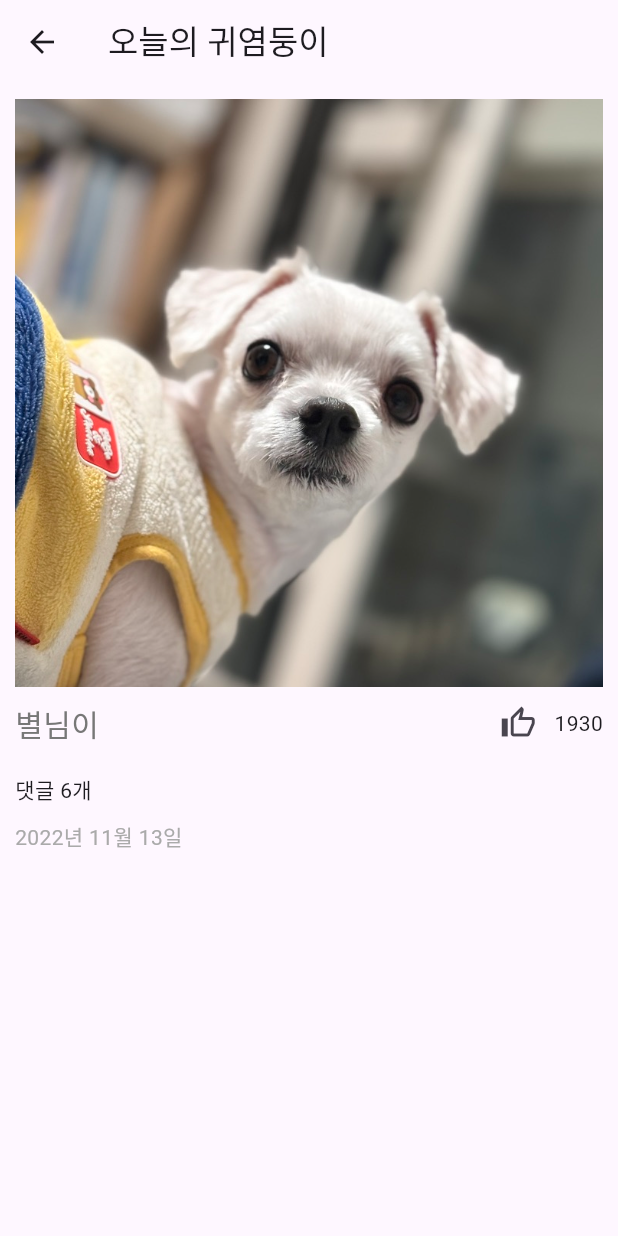
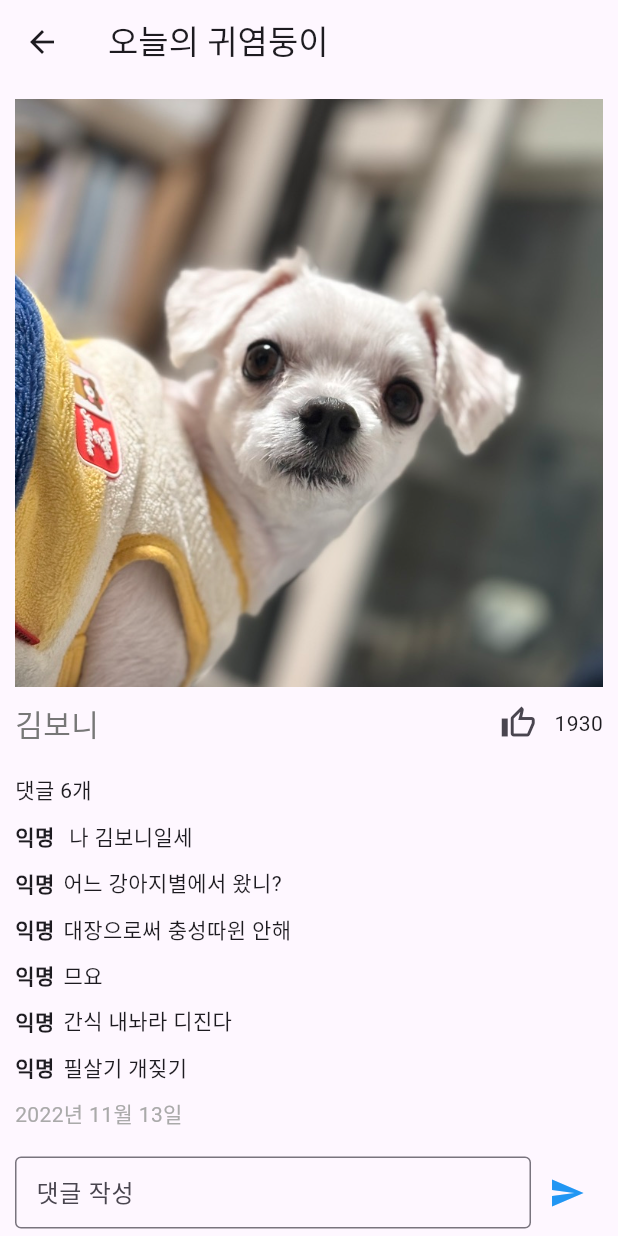
Before and after one commit to ohsang14/daily_cats_app, a Flutter app: the DetailScreen screen opened directly with sample values from the repository, on a phone screen of 412 x 824 dp. Run offline on Flutter 3.47's test engine with Material 3 defaults, Android fonts, the phone set to English and light mode, and no system bars.

Commit message:
1월 27일
댓글 리스트 나오기, 댓글 작성 폼 제작

```diff
--- a/lib/screens/detail_screen.dart
+++ b/lib/screens/detail_screen.dart
@@ -2,7 +2,14 @@ import 'package:flutter/material.dart';
 
 import '../models/cat.dart';
 
-final List<String> replies = [];
+final List<String> replies = [
+  " 나 김보니일세",
+  "어느 강아지별에서 왔니?",
+  "대장으로써 충성따윈 안해",
+  "므요",
+  "간식 내놔라 디진다",
+  "필살기 개짖기",
+];
 
 class DetailScreen extends StatefulWidget {
   const DetailScreen({
@@ -23,11 +30,14 @@ class _DetailScreenState extends State<DetailScreen> {
         title: Text(widget.cat.title),
       ),
       body: SafeArea(
-        child: ListView(
+        child: Stack(
+          children: [
+            ListView(
               padding: const EdgeInsets.only(
                 top: 10.0,
                 left: 10.0,
                 right: 10.0,
+                bottom: 60.0,
               ),
               physics: const ClampingScrollPhysics(),
               children: [
@@ -68,7 +78,7 @@ class _DetailScreenState extends State<DetailScreen> {
                 ),
                 const SizedBox(height: 10.0),
                 Text(
-              "댓글 ${widget.cat.replyCount}개",
+                  "댓글 ${replies.length}개",
                 ),
                 ...List.generate(
                   replies.length,
@@ -85,9 +95,7 @@ class _DetailScreenState extends State<DetailScreen> {
                         const Padding(
                           padding: EdgeInsets.symmetric(horizontal: 3.0),
                         ),
-                    Text(
-                      replies[index],
-                    ),
+                        Text(replies[index]),
                       ],
                     ),
                   ),
@@ -99,11 +107,39 @@ class _DetailScreenState extends State<DetailScreen> {
                   child: Text(
                     "${widget.cat.created.year}년 ${widget.cat.created.month}월 ${widget.cat.created.day}일",
                     style: const TextStyle(
-                    color: Color(
-                  0xFFAAAAAA,
-                )),
+                      color: Color(0xFFAAAAAA),
                     ),
-            )
+                  ),
+                ),
+              ],
+            ),
+            Align(
+              alignment: Alignment.bottomCenter,
+              child: Container(
+                color: Theme.of(context).canvasColor,
+                padding: const EdgeInsets.symmetric(horizontal: 10.0, vertical: 5.0),
+                child: Row(
+                  children: [
+                    Expanded(
+                      child: TextField(
+                        autocorrect: false,
+                        decoration: InputDecoration(
+                          contentPadding: const EdgeInsets.all(10.0),
+                          border: const OutlineInputBorder(),
+                          hintText: "댓글 작성",
+                        ),
+                      ),
+                    ),
+                    IconButton(
+                      onPressed: () {
+                        // 댓글 보내기 동작 추가
+                      },
+                      icon: const Icon(Icons.send, color: Colors.blue),
+                    ),
+                  ],
+                ),
+              ),
+            ),
           ],
         ),
       ),
--- a/lib/screens/list_screen.dart
+++ b/lib/screens/list_screen.dart
@@ -5,7 +5,7 @@ import '../models/cat.dart';
 final List<Cat> cats = [
   Cat(
     id:"0",
-    name: "별님이",
+    name: "김보니",
     title: "오늘의 귀염둥이",
     link: "assets/images/cat_00.jpg",
     likeCount: 1930,
@@ -14,7 +14,7 @@ final List<Cat> cats = [
   ),
   Cat(
     id:"1",
-    name: "버찌",
+    name: "보보니",
     title: "너만 보인다 말이야~",
     link: "assets/images/cat_01.jpg",
     likeCount: 3023,
```
Lines whose indentation alone changed are shown as unchanged.
